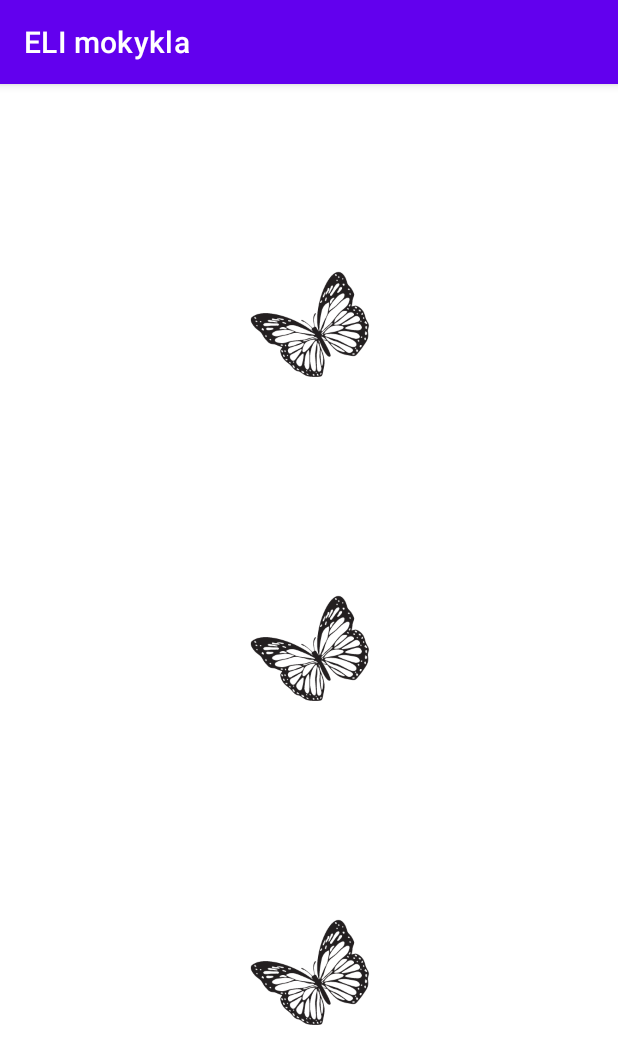
After one commit to angelinabriciene/ELI_mokykla, an Android app: the GameActivity screen opened directly, with no data from a screen before it, on a phone screen of 412 x 824 dp. The commit adds this screen. Shown: the top 1064 px of the screen. Run offline under Robolectric (Android 15) with nearby library versions, the phone set to English and light mode, and no system bars.

Commit message:
Preparing to add educational games

```diff
--- a/app/src/main/AndroidManifest.xml
+++ b/app/src/main/AndroidManifest.xml
@@ -22,6 +22,10 @@
             </intent-filter>
         </activity>
         <activity android:name=".SettingsActivity" />
+        <activity android:name=".GameActivity" />
+        <activity android:name=".GameRoomsActivity" />
+        <activity android:name=".GameLettersActivity" />
+        <activity android:name=".GameNumbersActivity" />
     </application>
 
 </manifest>
--- /dev/null
+++ b/app/src/main/java/com/example/elijahschool/GameActivity.java
@@ -0,0 +1,47 @@
+package com.example.elijahschool;
+
+import android.content.Intent;
+import android.os.Bundle;
+import android.view.View;
+import android.widget.ImageView;
+import androidx.appcompat.app.AppCompatActivity;
+
+public class GameActivity extends AppCompatActivity {
+
+    @Override
+    protected void onCreate(Bundle savedInstanceState) {
+        super.onCreate(savedInstanceState);
+        setContentView(R.layout.activity_game);
+
+        ImageView game1 = findViewById(R.id.game_rooms);
+        ImageView game2 = findViewById(R.id.game_letters);
+        ImageView game3 = findViewById(R.id.game_numbers);
+
+        game1.setOnClickListener(new View.OnClickListener() {
+            @Override
+            public void onClick(View v) {
+                // Start Game 1 activity
+                Intent intent = new Intent(GameActivity.this, GameRoomsActivity.class);
+                startActivity(intent);
+            }
+        });
+
+        game2.setOnClickListener(new View.OnClickListener() {
+            @Override
+            public void onClick(View v) {
+                // Start Game 2 activity
+                Intent intent = new Intent(GameActivity.this, GameLettersActivity.class);
+                startActivity(intent);
+            }
+        });
+
+        game3.setOnClickListener(new View.OnClickListener() {
+            @Override
+            public void onClick(View v) {
+                // Start Game 3 activity
+                Intent intent = new Intent(GameActivity.this, GameNumbersActivity.class);
+                startActivity(intent);
+            }
+        });
+    }
+}
--- /dev/null
+++ b/app/src/main/res/layout/activity_game.xml
@@ -0,0 +1,38 @@
+<?xml version="1.0" encoding="utf-8"?>
+<androidx.constraintlayout.widget.ConstraintLayout xmlns:android="http://schemas.android.com/apk/res/android"
+    android:layout_width="match_parent"
+    android:layout_height="match_parent">
+
+    <LinearLayout xmlns:android="http://schemas.android.com/apk/res/android"
+        android:layout_width="match_parent"
+        android:layout_height="match_parent"
+        android:orientation="vertical"
+        android:gravity="center"
+        android:padding="16dp">
+
+        <ImageView
+            android:id="@+id/game_rooms"
+            android:layout_width="200dp"
+            android:layout_height="200dp"
+            android:src="@drawable/drugelis"
+            android:layout_marginBottom="16dp"
+            android:contentDescription="Game 1" />
+
+        <ImageView
+            android:id="@+id/game_letters"
+            android:layout_width="200dp"
+            android:layout_height="200dp"
+            android:src="@drawable/drugelis"
+            android:layout_marginBottom="16dp"
+            android:contentDescription="Game 2" />
+
+        <ImageView
+            android:id="@+id/game_numbers"
+            android:layout_width="200dp"
+            android:layout_height="200dp"
+            android:src="@drawable/drugelis"
+            android:layout_marginBottom="16dp"
+            android:contentDescription="Game 3" />
+
+    </LinearLayout>
+</androidx.constraintlayout.widget.ConstraintLayout>
```
Also changed, not shown: app/src/main/java/com/example/elijahschool/GameLettersActivity.java (added, +15 -0 lines), app/src/main/java/com/example/elijahschool/GameNumbersActivity.java (added, +15 -0 lines), app/src/main/java/com/example/elijahschool/GameRoomsActivity.java (added, +14 -0 lines), app/src/main/java/com/example/elijahschool/MainActivity.java (+9 -0 lines), app/src/main/res/layout/activity_game_letters.xml (added, +17 -0 lines), app/src/main/res/layout/activity_game_numbers.xml (added, +14 -0 lines), app/src/main/res/layout/activity_game_rooms.xml (added, +14 -0 lines), app/src/main/res/layout/activity_main.xml (+12 -0 lines).
